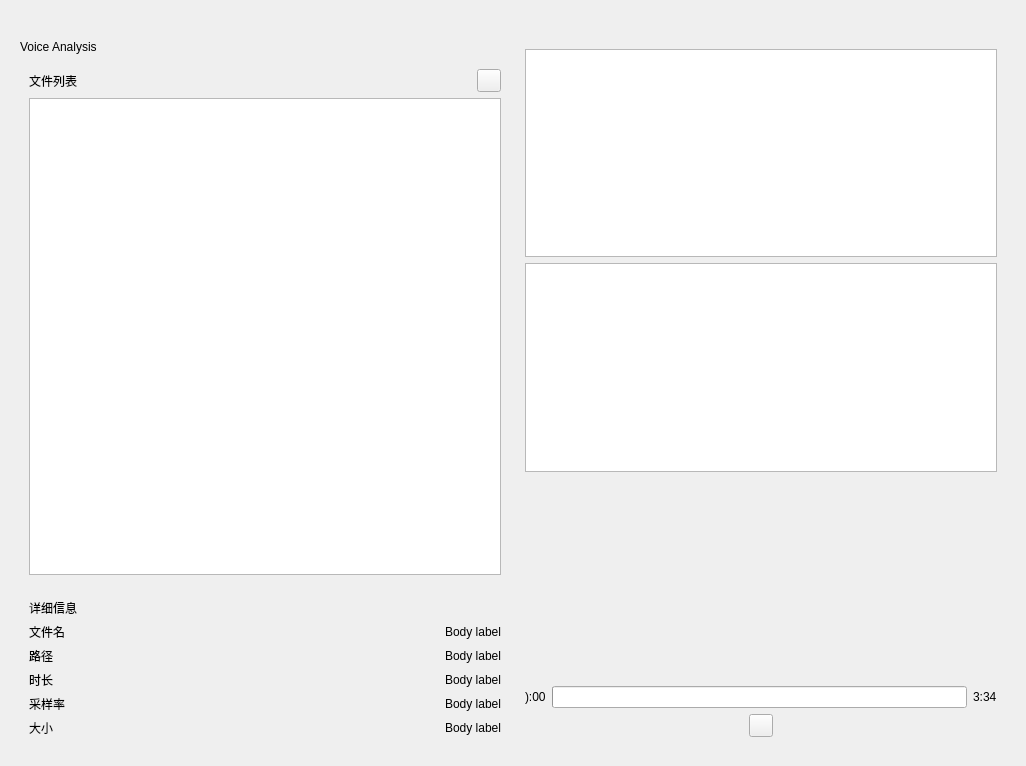
Old version of the form ui/VoiceAnalysisInterface.ui in the repository Pigletzzz/SignalProcessing.
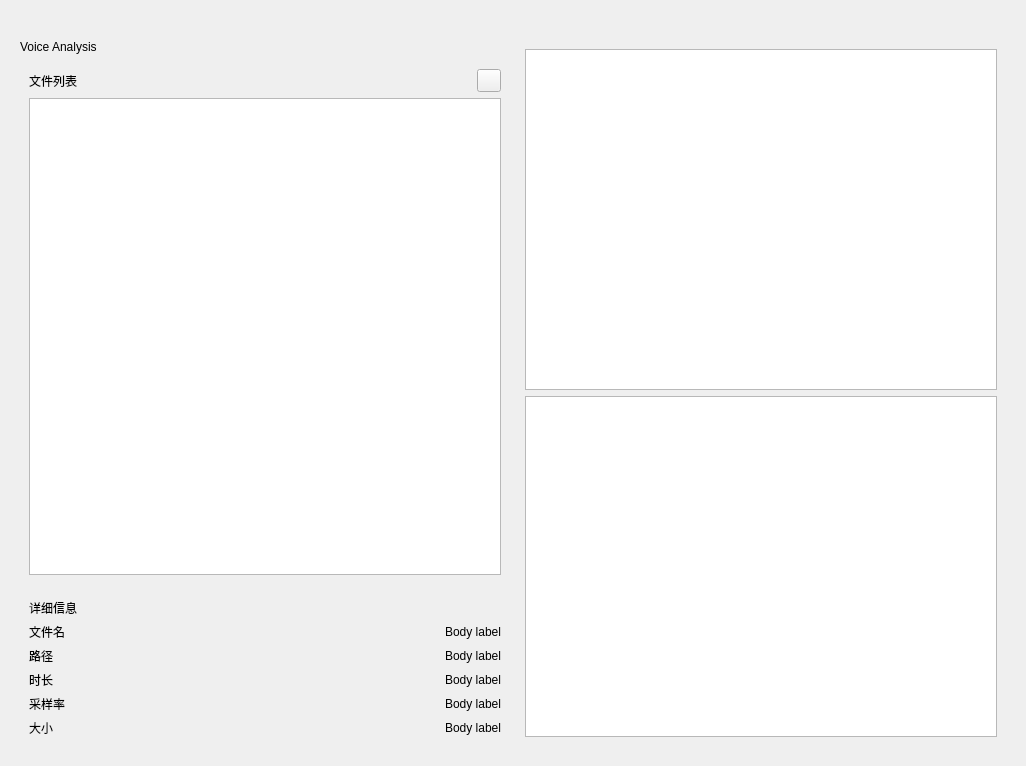
New version of the form. Custom widgets are drawn as their Qt base class.

Diff of the .ui file:
```diff
--- a/ui/VoiceAnalysisInterface.ui
+++ b/ui/VoiceAnalysisInterface.ui
@@ -193,6 +193,8 @@
     </layout>
    </item>
    <item>
+    <layout class="QVBoxLayout" name="verticalLayout_4">
+     <item>
     <widget class="SimpleCardWidget" name="SimpleCardWidget_2">
      <property name="sizePolicy">
       <sizepolicy hsizetype="Expanding" vsizetype="Preferred">
@@ -207,57 +209,10 @@
       <item>
        <widget class="QGraphicsView" name="graphicsView_2"/>
       </item>
-      <item>
-       <spacer name="verticalSpacer">
-        <property name="orientation">
-         <enum>Qt::Vertical</enum>
-        </property>
-        <property name="sizeHint" stdset="0">
-         <size>
-          <width>20</width>
-          <height>40</height>
-         </size>
-        </property>
-       </spacer>
-      </item>
-      <item>
-       <layout class="QHBoxLayout" name="horizontalLayout_3">
-        <item>
-         <widget class="CaptionLabel" name="currentTimeLabel">
-          <property name="sizePolicy">
-           <sizepolicy hsizetype="Fixed" vsizetype="Fixed">
-            <horstretch>0</horstretch>
-            <verstretch>0</verstretch>
-           </sizepolicy>
-          </property>
-          <property name="text">
-           <string>):00</string>
-          </property>
-         </widget>
-        </item>
-        <item>
-         <widget class="ProgressBar" name="audioProcessBar"/>
-        </item>
-        <item>
-         <widget class="CaptionLabel" name="totalTimeLabel">
-          <property name="sizePolicy">
-           <sizepolicy hsizetype="Preferred" vsizetype="Fixed">
-            <horstretch>0</horstretch>
-            <verstretch>0</verstretch>
-           </sizepolicy>
-          </property>
-          <property name="text">
-           <string>3:34</string>
-          </property>
-         </widget>
-        </item>
-       </layout>
-      </item>
-      <item alignment="Qt::AlignHCenter|Qt::AlignVCenter">
-       <widget class="ToolButton" name="playButton"/>
-      </item>
-     </layout>
-    </widget>
+       </layout>
+      </widget>
+     </item>
+    </layout>
    </item>
   </layout>
  </widget>
@@ -284,11 +239,6 @@
    <header>qfluentwidgets</header>
    <container>1</container>
   </customwidget>
-  <customwidget>
-   <class>CaptionLabel</class>
-   <extends>QLabel</extends>
-   <header>qfluentwidgets</header>
-  </customwidget>
   <customwidget>
    <class>BodyLabel</class>
    <extends>QLabel</extends>
@@ -304,11 +254,6 @@
    <extends>QLabel</extends>
    <header>qfluentwidgets</header>
   </customwidget>
-  <customwidget>
-   <class>ProgressBar</class>
-   <extends>QProgressBar</extends>
-   <header>qfluentwidgets</header>
-  </customwidget>
   <customwidget>
    <class>TableWidget</class>
    <extends>QTableWidget</extends>
```
Lines whose indentation alone changed are shown as unchanged.
